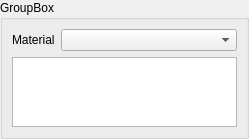
The window that view/setup/cell_zone_conditions/region_widget.ui (nextfoam/baram) describes before a commit, drawn with Qt 5.
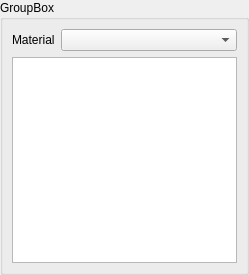
The same window after the commit.

What changed in the file:
```diff
--- a/view/setup/cell_zone_conditions/region_widget.ui
+++ b/view/setup/cell_zone_conditions/region_widget.ui
@@ -7,7 +7,7 @@
     <x>0</x>
     <y>0</y>
     <width>249</width>
-    <height>137</height>
+    <height>275</height>
    </rect>
   </property>
   <property name="sizePolicy">
@@ -84,7 +84,7 @@
         <property name="minimumSize">
          <size>
           <width>0</width>
-          <height>0</height>
+          <height>100</height>
          </size>
         </property>
        </widget>
```
